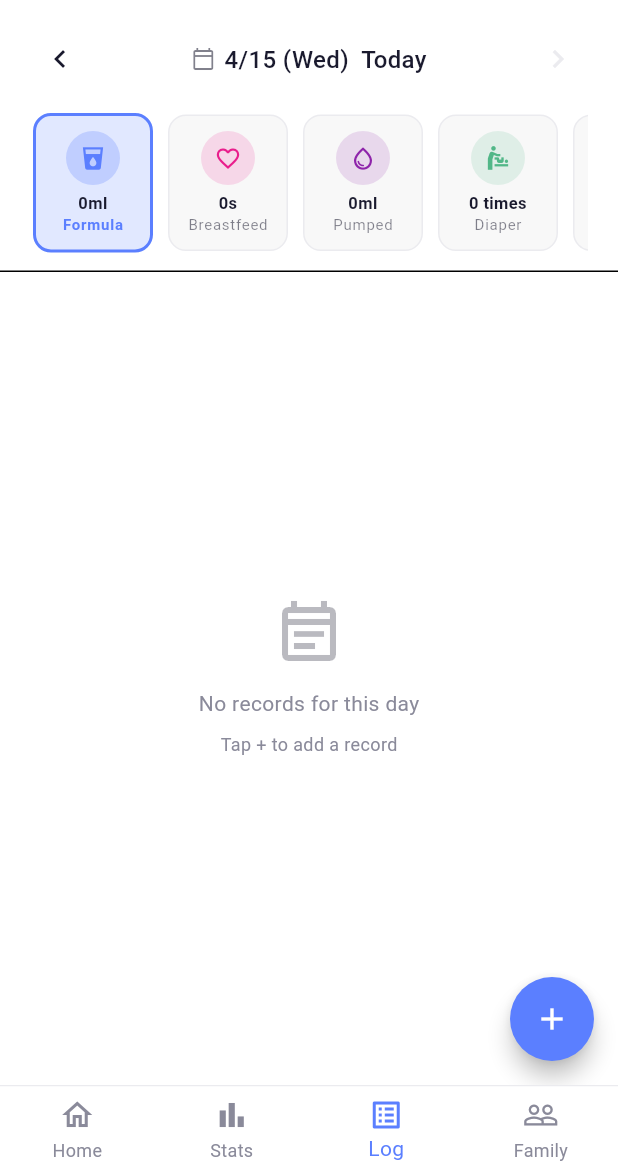
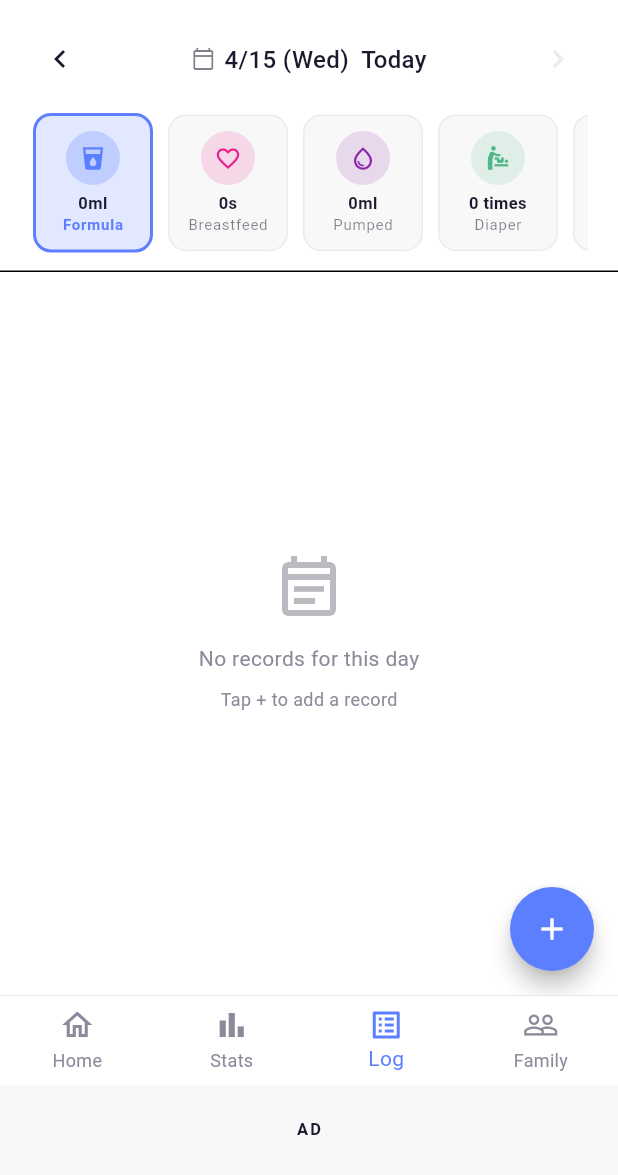
Before and after one commit to kyoungsikham/bebetap, a Flutter app: the LogScreen screen opened by its route, on a phone screen of 412 x 824 dp, the part 61-1236 px from its top. Run offline on Flutter 3.47's test engine with Material 3 defaults, Android fonts, the phone set to English and light mode, and no system bars; our stand-ins replace drift, drift_flutter, fl_chart, flutter_animate, flutter_riverpod, freezed_annotation and 10 more; missing offline and left inert: flutter_naver_login, flutter_web_auth_2, home_widget, kakao_flutter_sdk_user; accounts and stored records are empty; generated files the repository leaves out were written again; network calls fail.

Commit message:
refactor: 배너 광고를 하단 네비게이션 바로 통합 및 플레이스홀더 개선
- 각 스크린(home, log, statistics, family)의 배너 광고 제거
- ScaffoldWithBottomNav에서 탭별 배너 광고 단일 관리
- BannerAdWidget에 로드 전 회색 플레이스홀더 추가로 레이아웃 이동(CLS) 방지
- _MemberTile 배지 UI 단순화

Co-Authored-By: Claude Sonnet 4.6 <noreply@anthropic.com>

```diff
--- a/lib/features/home/presentation/screens/home_screen.dart
+++ b/lib/features/home/presentation/screens/home_screen.dart
@@ -22,8 +22,6 @@ import '../widgets/baby_selector_sheet.dart';
 import '../widgets/status_card.dart';
 import '../widgets/stats_strip.dart';
 import '../widgets/tracking_grid.dart';
-import '../../../../core/config/ad_config.dart';
-import '../../../../shared/widgets/banner_ad_widget.dart';
 
 class HomeScreen extends ConsumerWidget {
   const HomeScreen({super.key});
@@ -75,8 +73,6 @@ class HomeScreen extends ConsumerWidget {
                   ),
                   const SizedBox(height: AppSpacing.md),
                   const TrackingGrid(),
-                  const SizedBox(height: AppSpacing.lg),
-                  BannerAdWidget(adUnitId: AdConfig.homeBannerId),
                 ]),
               ),
             ),
--- a/lib/features/log/presentation/screens/log_screen.dart
+++ b/lib/features/log/presentation/screens/log_screen.dart
@@ -2,10 +2,8 @@ import 'package:flutter/material.dart';
 import 'package:flutter_riverpod/flutter_riverpod.dart';
 import 'package:supabase_flutter/supabase_flutter.dart';
 
-import '../../../../core/config/ad_config.dart';
 import '../../../../core/theme/app_colors.dart';
 import '../../../../core/theme/app_spacing.dart';
-import '../../../../shared/widgets/banner_ad_widget.dart';
 import '../../../../core/theme/app_typography.dart';
 import '../../../../shared/extensions/l10n_ext.dart';
 import '../../../../shared/widgets/app_bottom_sheet.dart';
@@ -145,14 +143,8 @@ class _LogScreenState extends ConsumerState<LogScreen> {
                     AppSpacing.pagePadding,
                     AppSpacing.pagePadding + 80, // FAB 여백
                   ),
-                  itemCount: entries.length + 1,
+                  itemCount: entries.length,
                   itemBuilder: (context, i) {
-                    if (i == entries.length) {
-                      return Padding(
-                        padding: const EdgeInsets.only(top: AppSpacing.md),
-                        child: BannerAdWidget(adUnitId: AdConfig.logBannerId),
-                      );
-                    }
                     return TimelineItemTile(
                       entry: entries[i],
                       isFirst: i == 0,
--- a/lib/features/statistics/presentation/screens/statistics_screen.dart
+++ b/lib/features/statistics/presentation/screens/statistics_screen.dart
@@ -18,8 +18,6 @@ import '../widgets/insight_card.dart';
 import '../widgets/pattern_date_range_bar.dart';
 import '../widgets/stats_nav_card.dart';
 import 'comparison_screen.dart';
-import '../../../../core/config/ad_config.dart';
-import '../../../../shared/widgets/banner_ad_widget.dart';
 
 class StatisticsScreen extends ConsumerStatefulWidget {
   const StatisticsScreen({super.key});
@@ -305,8 +303,6 @@ class _StatisticsScreenState extends ConsumerState<StatisticsScreen> {
                 onTap: () => context.push(AppRoutes.growthStats),
               ),
             ),
-          const SizedBox(height: AppSpacing.md),
-          BannerAdWidget(adUnitId: AdConfig.statsBannerId),
         ],
       ),
     );
--- a/lib/shared/widgets/banner_ad_widget.dart
+++ b/lib/shared/widgets/banner_ad_widget.dart
@@ -16,6 +16,7 @@ class BannerAdWidget extends ConsumerStatefulWidget {
 class _BannerAdWidgetState extends ConsumerState<BannerAdWidget> {
   BannerAd? _ad;
   bool _loaded = false;
+  AdSize? _reservedSize;
 
   @override
   void didChangeDependencies() {
@@ -25,8 +26,12 @@ class _BannerAdWidgetState extends ConsumerState<BannerAdWidget> {
 
   Future<void> _loadAd() async {
     final width = MediaQuery.sizeOf(context).width.truncate();
-    final adSize = await AdSize.getCurrentOrientationAnchoredAdaptiveBannerAdSize(width);
+    final adSize =
+        await AdSize.getCurrentOrientationAnchoredAdaptiveBannerAdSize(width);
     if (adSize == null || !mounted) return;
+
+    // 광고가 도착하기 전에 회색 'AD' 플레이스홀더로 영역을 먼저 확보한다.
+    setState(() => _reservedSize = adSize);
 
     final ad = BannerAd(
       adUnitId: widget.adUnitId,
@@ -38,6 +43,7 @@ class _BannerAdWidgetState extends ConsumerState<BannerAdWidget> {
         },
         onAdFailedToLoad: (ad, _) {
           ad.dispose();
+          // 실패 시에도 플레이스홀더는 유지해 레이아웃이 흔들리지 않게 한다.
         },
       ),
     );
@@ -59,12 +65,33 @@ class _BannerAdWidgetState extends ConsumerState<BannerAdWidget> {
   @override
   Widget build(BuildContext context) {
     final adFree = ref.watch(adFreeProvider).valueOrNull ?? false;
-    if (adFree || _ad == null || !_loaded) return const SizedBox.shrink();
+    if (adFree) return const SizedBox.shrink();
+
+    final size = _reservedSize;
+    if (size == null) return const SizedBox.shrink();
+
+    final cs = Theme.of(context).colorScheme;
+    final loaded = _ad != null && _loaded;
 
     return SizedBox(
-      width: _ad!.size.width.toDouble(),
-      height: _ad!.size.height.toDouble(),
-      child: AdWidget(ad: _ad!),
+      width: size.width.toDouble(),
+      height: size.height.toDouble(),
+      child: ColoredBox(
+        color: cs.surfaceContainerHighest,
+        child: loaded
+            ? AdWidget(ad: _ad!)
+            : Center(
+                child: Text(
+                  'AD',
+                  style: TextStyle(
+                    color: cs.onSurfaceVariant,
+                    fontSize: 11,
+                    letterSpacing: 1.5,
+                    fontWeight: FontWeight.w600,
+                  ),
+                ),
+              ),
+      ),
     );
   }
 }
--- a/lib/shared/widgets/bottom_nav_bar.dart
+++ b/lib/shared/widgets/bottom_nav_bar.dart
@@ -1,8 +1,10 @@
 import 'package:flutter/material.dart';
 import 'package:go_router/go_router.dart';
 
+import '../../core/config/ad_config.dart';
 import '../../core/router/app_routes.dart';
 import '../../shared/extensions/l10n_ext.dart';
+import 'banner_ad_widget.dart';
 
 class ScaffoldWithBottomNav extends StatelessWidget {
   const ScaffoldWithBottomNav({super.key, required this.child});
@@ -48,9 +50,21 @@ class ScaffoldWithBottomNav extends StatelessWidget {
       l10n.tabFamily,
     ];
 
+    final adUnitId = switch (currentIndex) {
+      0 => AdConfig.homeBannerId,
+      1 => AdConfig.statsBannerId,
+      2 => AdConfig.logBannerId,
+      _ => AdConfig.familyBannerId,
+    };
+
     return Scaffold(
       body: child,
-      bottomNavigationBar: Container(
+      bottomNavigationBar: SafeArea(
+        top: false,
+        child: Column(
+          mainAxisSize: MainAxisSize.min,
+          children: [
+            Container(
               decoration: BoxDecoration(
                 border: Border(
                   top: BorderSide(color: Theme.of(context).dividerColor),
@@ -69,6 +83,13 @@ class ScaffoldWithBottomNav extends StatelessWidget {
                 ),
               ),
             ),
+            BannerAdWidget(
+              key: ValueKey('tab-banner-$currentIndex'),
+              adUnitId: adUnitId,
+            ),
+          ],
+        ),
+      ),
     );
   }
 }
```
Also changed, not shown: lib/features/family/presentation/screens/family_screen.dart (+3 -41 lines). Lines whose indentation alone changed are shown as unchanged.
